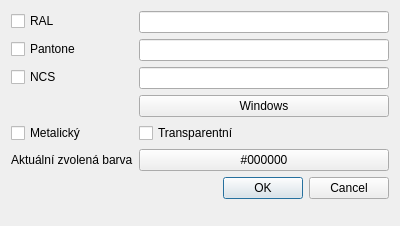
The window that PPPart/pick_color.ui (Vcpavel31/PPPart) describes before a commit, drawn with Qt 5.
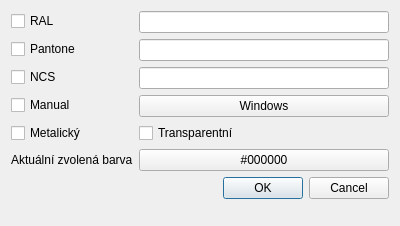
The same window after the commit.

```diff
--- a/PPPart/pick_color.ui
+++ b/PPPart/pick_color.ui
@@ -86,6 +86,13 @@
      </property>
     </widget>
    </item>
+   <item row="3" column="0">
+    <widget class="QCheckBox" name="Manual">
+     <property name="text">
+      <string>Manual</string>
+     </property>
+    </widget>
+   </item>
   </layout>
  </widget>
  <resources/>
```
